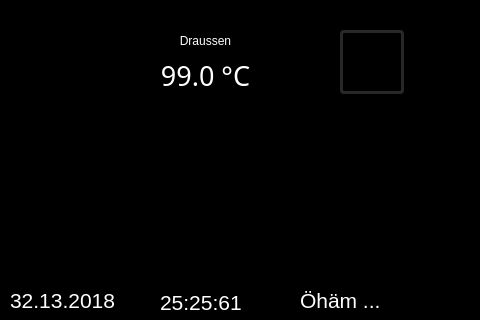
First picture: the form in gui/mainwindow.ui, repository christof1977/flurzentrale, before the edit.
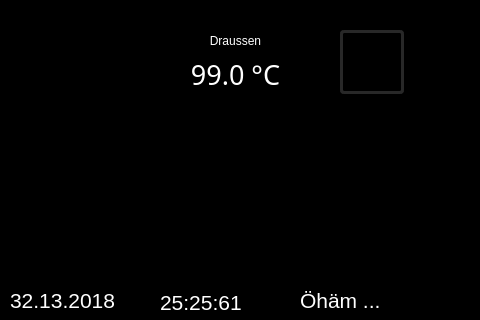
Second picture: the form after the edit. Icons and pictures are not drawn.

What changed in the file:
```diff
--- a/gui/mainwindow.ui
+++ b/gui/mainwindow.ui
@@ -1161,8 +1161,8 @@
    <widget class="QPushButton" name="pushButtonOpenLeer4">
     <property name="geometry">
      <rect>
-      <x>90</x>
-      <y>120</y>
+      <x>410</x>
+      <y>200</y>
       <width>64</width>
       <height>64</height>
      </rect>
@@ -1368,8 +1368,8 @@
    <widget class="QPushButton" name="pushButtonOpenLeer3">
     <property name="geometry">
      <rect>
-      <x>20</x>
-      <y>120</y>
+      <x>60</x>
+      <y>110</y>
       <width>64</width>
       <height>64</height>
      </rect>
@@ -1571,12 +1571,22 @@
     <property name="text">
      <string/>
     </property>
+    <property name="icon">
+     <iconset resource="../resources.qrc">
+      <normaloff>:/images/gui/oekofen.png</normaloff>:/images/gui/oekofen.png</iconset>
+    </property>
+    <property name="iconSize">
+     <size>
+      <width>64</width>
+      <height>64</height>
+     </size>
+    </property>
    </widget>
    <widget class="QPushButton" name="pushButtonOpenLeer2">
     <property name="geometry">
      <rect>
-      <x>240</x>
-      <y>120</y>
+      <x>340</x>
+      <y>110</y>
       <width>64</width>
       <height>64</height>
      </rect>
@@ -1782,8 +1792,8 @@
    <widget class="QPushButton" name="pushButtonOpenLeer1">
     <property name="geometry">
      <rect>
-      <x>160</x>
-      <y>120</y>
+      <x>200</x>
+      <y>110</y>
       <width>64</width>
       <height>64</height>
      </rect>
@@ -1989,8 +1999,8 @@
    <widget class="QPushButton" name="pushButtonOpenLeer5">
     <property name="geometry">
      <rect>
-      <x>380</x>
-      <y>120</y>
+      <x>270</x>
+      <y>200</y>
       <width>64</width>
       <height>64</height>
      </rect>
@@ -2196,7 +2206,7 @@
    <widget class="QLabel" name="labelTempDraussen_">
     <property name="geometry">
      <rect>
-      <x>130</x>
+      <x>160</x>
       <y>30</y>
       <width>151</width>
       <height>21</height>
@@ -2215,10 +2225,10 @@
    <widget class="QLabel" name="labelTempDraussen">
     <property name="geometry">
      <rect>
-      <x>130</x>
-      <y>50</y>
+      <x>160</x>
+      <y>49</y>
       <width>151</width>
-      <height>50</height>
+      <height>51</height>
      </rect>
     </property>
     <property name="font">
@@ -2243,7 +2253,7 @@
    <widget class="QLabel" name="labelThermometer">
     <property name="geometry">
      <rect>
-      <x>70</x>
+      <x>60</x>
       <y>30</y>
       <width>61</width>
       <height>64</height>
```
Left out of the diff: 209 changed lines with no effect on the pictures.
